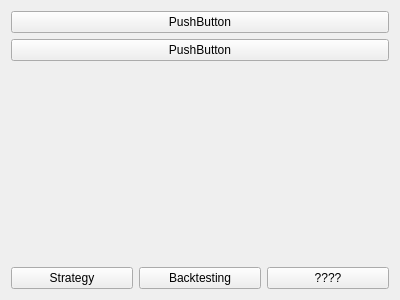
The window that backtesting-ui.ui (annakky/moneyMoney) describes before a commit, drawn with Qt 5.
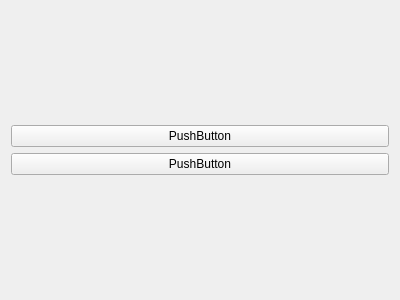
The same window after the commit.

Commit message: ui: ui 전환 작업

What changed in the file:
```diff
--- a/backtesting-ui.ui
+++ b/backtesting-ui.ui
@@ -30,44 +30,6 @@
        </property>
       </widget>
      </item>
-     <item>
-      <spacer name="verticalSpacer">
-       <property name="orientation">
-        <enum>Qt::Vertical</enum>
-       </property>
-       <property name="sizeHint" stdset="0">
-        <size>
-         <width>20</width>
-         <height>40</height>
-        </size>
-       </property>
-      </spacer>
-     </item>
-     <item>
-      <layout class="QHBoxLayout" name="horizontalLayout">
-       <item>
-        <widget class="QPushButton" name="strategy_button">
-         <property name="text">
-          <string>Strategy</string>
-         </property>
-        </widget>
-       </item>
-       <item>
-        <widget class="QPushButton" name="backtesting_button">
-         <property name="text">
-          <string>Backtesting</string>
-         </property>
-        </widget>
-       </item>
-       <item>
-        <widget class="QPushButton" name="SampleButton_2">
-         <property name="text">
-          <string>????</string>
-         </property>
-        </widget>
-       </item>
-      </layout>
-     </item>
     </layout>
    </item>
   </layout>
```
Left out of the diff: 35 changed lines with no effect on the pictures. The commit also changes 5 other files.
